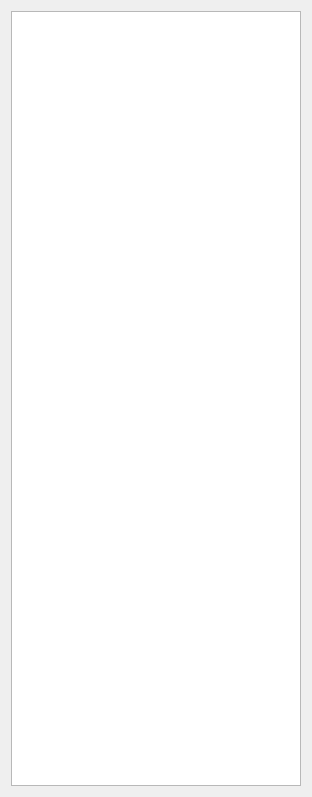
Before: the Qt Designer form morphologist/gui/ui/subjects_widget.ui in brainvisa/morphologist, drawn with Qt 5.
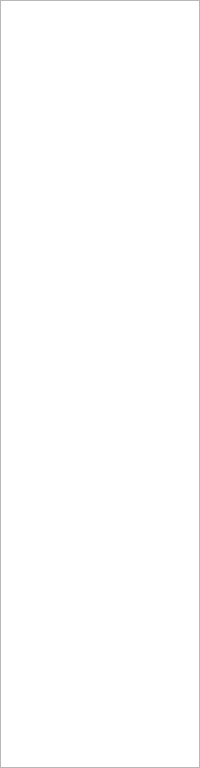
After: the same form once the commit is applied.

Commit message: ENH: reduce margins and set runner widget in a dock widget

Diff of the .ui file:
```diff
--- a/morphologist/gui/ui/subjects_widget.ui
+++ b/morphologist/gui/ui/subjects_widget.ui
@@ -6,18 +6,24 @@
    <rect>
     <x>0</x>
     <y>0</y>
-    <width>312</width>
-    <height>797</height>
+    <width>200</width>
+    <height>768</height>
    </rect>
   </property>
   <property name="windowTitle">
    <string>Subjects</string>
   </property>
   <layout class="QHBoxLayout" name="horizontalLayout">
+   <property name="spacing">
+    <number>0</number>
+   </property>
+   <property name="margin">
+    <number>0</number>
+   </property>
    <item>
     <widget class="QTableView" name="subjects_tableview">
      <property name="sizePolicy">
-      <sizepolicy hsizetype="Expanding" vsizetype="Preferred">
+      <sizepolicy hsizetype="Preferred" vsizetype="Preferred">
        <horstretch>0</horstretch>
        <verstretch>0</verstretch>
       </sizepolicy>
```
The commit also changes 5 other files.
